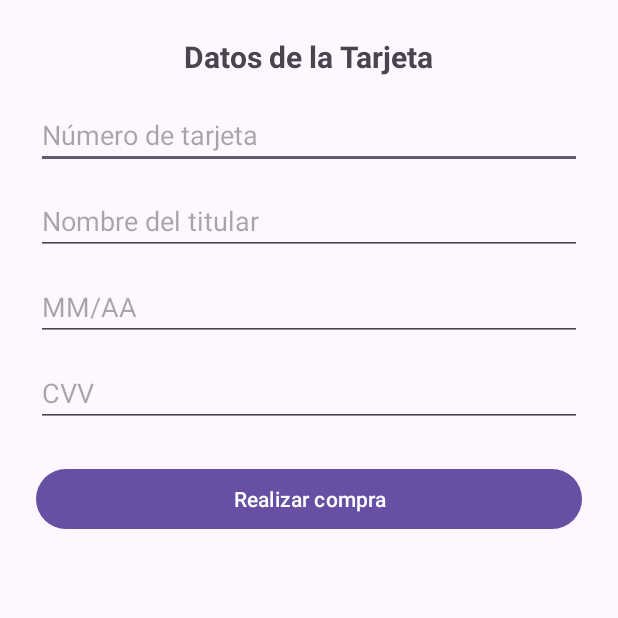
After one commit to AlbertoRa09/E-comerce_Proyecto, an Android app: the PagoActivity screen opened directly, with no data from a screen before it, on a phone screen of 412 x 824 dp, the top half of it. The commit adds this screen. Run offline under Robolectric (Android 15) with nearby library versions, the phone set to English and light mode, and no system bars; our stand-ins replace Volley; network calls fail.

Commit message:
Tarjeta-1

```diff
--- a/app/src/main/AndroidManifest.xml
+++ b/app/src/main/AndroidManifest.xml
@@ -29,6 +29,7 @@
         <activity android:name=".CarritoActivity" />
         <activity android:name=".PerfilActivity" />
         <activity android:name=".DetalleProductoActivity" />
+        <activity android:name=".PagoActivity" />
     </application>
 
 </manifest>
--- /dev/null
+++ b/app/src/main/java/com/example/proyecto_dsw9/PagoActivity.kt
@@ -0,0 +1,108 @@
+package com.example.proyecto_dsw9
+
+import android.content.Intent
+import android.os.Bundle
+import android.widget.*
+import androidx.appcompat.app.AppCompatActivity
+import com.android.volley.Request
+import com.android.volley.toolbox.StringRequest
+import com.android.volley.toolbox.Volley
+import org.json.JSONObject
+import android.util.Log
+
+class PagoActivity : AppCompatActivity() {
+
+    private lateinit var etNumeroTarjeta: EditText
+    private lateinit var etNombreTitular: EditText
+    private lateinit var etFechaExpiracion: EditText
+    private lateinit var etCVV: EditText
+    private lateinit var btnPagar: Button
+
+    private val URL_COMPRA = "http://10.0.2.2/registrar_compra.php"
+    private val usuarioId = 5
+
+    override fun onCreate(savedInstanceState: Bundle?) {
+        super.onCreate(savedInstanceState)
+        setContentView(R.layout.activity_pago)
+
+        etNumeroTarjeta = findViewById(R.id.editNumeroTarjeta)
+        etNombreTitular = findViewById(R.id.etNombreTitular)
+        etFechaExpiracion = findViewById(R.id.etFechaExpiracion)
+        etCVV = findViewById(R.id.etCVV)
+        btnPagar = findViewById(R.id.btnPagar)
+
+        btnPagar.setOnClickListener {
+            if (validarCampos()) {
+                realizarCompra()
+            }
+        }
+    }
+
+    private fun validarCampos(): Boolean {
+        if (etNumeroTarjeta.text.isBlank() ||
+            etNombreTitular.text.isBlank() ||
+            etFechaExpiracion.text.isBlank() ||
+            etCVV.text.isBlank()
+        ) {
+            Toast.makeText(this, "Completa todos los campos", Toast.LENGTH_SHORT).show()
+            return false
+        }
+        if (etNumeroTarjeta.text.length != 16) {
+            Toast.makeText(this, "Número de tarjeta inválido", Toast.LENGTH_SHORT).show()
+            return false
+        }
+        if (etCVV.text.length !in 3..4) {
+            Toast.makeText(this, "CVV inválido", Toast.LENGTH_SHORT).show()
+            return false
+        }
+        return true
+    }
+
+    private fun realizarCompra() {
+        val productos = CarritoManager.obtenerProductos()
+        if (productos.isEmpty()) {
+            Toast.makeText(this, "El carrito está vacío", Toast.LENGTH_SHORT).show()
+            return
+        }
+
+        val total = productos.sumOf { it.precio }
+        val numeroTarjeta = etNumeroTarjeta.text.toString()
+
+        val queue = Volley.newRequestQueue(this)
+        val request = object : StringRequest(
+            Method.POST, URL_COMPRA,
+            { response ->
+                try {
+                    val json = JSONObject(response)
+                    val success = json.getBoolean("success")
+                    val message = json.getString("message")
+
+                    if (success) {
+                        CarritoManager.limpiarCarrito()
+                        Toast.makeText(this, message, Toast.LENGTH_LONG).show()
+                        startActivity(Intent(this, HomeActivity::class.java))
+                        finish()
+                    } else {
+                        Toast.makeText(this, "Error: $message", Toast.LENGTH_LONG).show()
+                    }
+                } catch (e: Exception) {
+                    Log.e("ErrorEnServidor", "Error: ${e.message}", e)
+                    Toast.makeText(this, "Respuesta inválida del servidor", Toast.LENGTH_SHORT).show()
+                }
+            },
+            { error ->
+                Toast.makeText(this, "Error en la compra: ${error.message}", Toast.LENGTH_LONG).show()
+            }
+        ) {
+            override fun getParams(): MutableMap<String, String> {
+                return hashMapOf(
+                    "usuario_id" to usuarioId.toString(),
+                    "total" to total.toString(),
+                    "numero_tarjeta" to numeroTarjeta
+                )
+            }
+        }
+
+        queue.add(request)
+    }
+}
--- /dev/null
+++ b/app/src/main/res/layout/activity_pago.xml
@@ -0,0 +1,68 @@
+<?xml version="1.0" encoding="utf-8"?>
+<ScrollView xmlns:android="http://schemas.android.com/apk/res/android"
+    android:layout_width="match_parent"
+    android:layout_height="match_parent"
+    android:padding="24dp">
+
+    <LinearLayout
+        android:layout_width="match_parent"
+        android:layout_height="wrap_content"
+        android:orientation="vertical">
+
+        <!-- Título -->
+        <TextView
+            android:id="@+id/tvTituloPago"
+            android:layout_width="wrap_content"
+            android:layout_height="wrap_content"
+            android:text="Datos de la Tarjeta"
+            android:textSize="20sp"
+            android:textStyle="bold"
+            android:layout_gravity="center_horizontal"
+            android:paddingBottom="16dp" />
+
+        <!-- Número de tarjeta -->
+        <EditText
+            android:id="@+id/editNumeroTarjeta"
+            android:layout_width="match_parent"
+            android:layout_height="wrap_content"
+            android:hint="Número de tarjeta"
+            android:inputType="number"
+            android:maxLength="16" />
+
+        <!-- Nombre del titular -->
+        <EditText
+            android:id="@+id/etNombreTitular"
+            android:layout_width="match_parent"
+            android:layout_height="wrap_content"
+            android:hint="Nombre del titular"
+            android:inputType="textPersonName"
+            android:layout_marginTop="12dp" />
+
+        <!-- Fecha de expiración -->
+        <EditText
+            android:id="@+id/etFechaExpiracion"
+            android:layout_width="match_parent"
+            android:layout_height="wrap_content"
+            android:hint="MM/AA"
+            android:inputType="text"
+            android:layout_marginTop="12dp" />
+
+        <!-- CVV -->
+        <EditText
+            android:id="@+id/etCVV"
+            android:layout_width="match_parent"
+            android:layout_height="wrap_content"
+            android:hint="CVV"
+            android:inputType="numberPassword"
+            android:maxLength="4"
+            android:layout_marginTop="12dp" />
+
+        <!-- Botón de pagar -->
+        <Button
+            android:id="@+id/btnPagar"
+            android:layout_width="match_parent"
+            android:layout_height="wrap_content"
+            android:text="Realizar compra"
+            android:layout_marginTop="24dp" />
+    </LinearLayout>
+</ScrollView>
```
Also changed, not shown: app/src/main/java/com/example/proyecto_dsw9/CarritoActivity.kt (+9 -1 lines).
